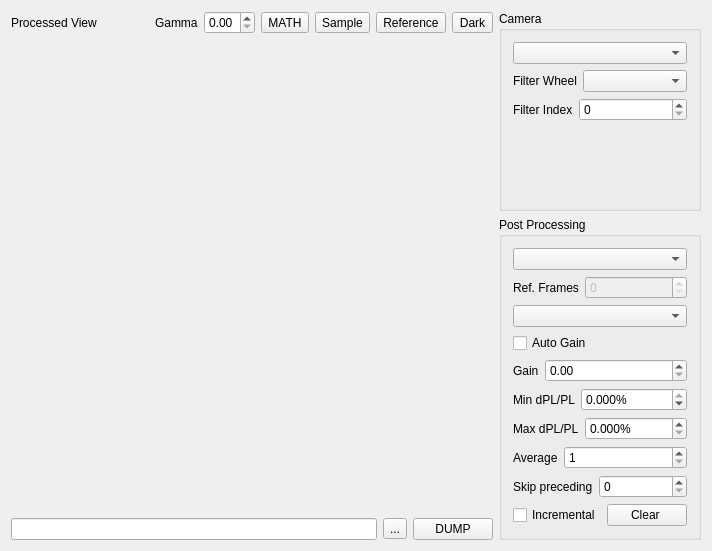
The window that modules/optics/odmrimagingform.ui (northriv/KAME) describes before a commit, drawn with Qt 5.
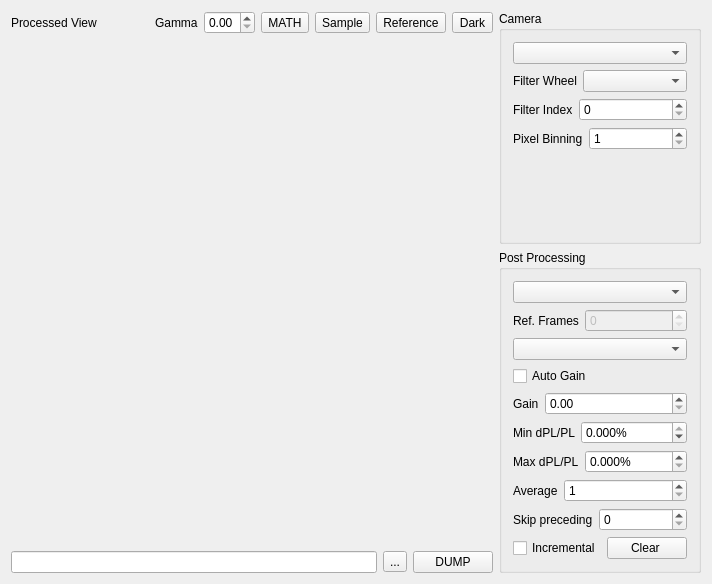
The same window after the commit. Custom widgets are drawn as their Qt base class.

The edit to the form file:
```diff
--- a/modules/optics/odmrimagingform.ui
+++ b/modules/optics/odmrimagingform.ui
@@ -7,7 +7,7 @@
     <x>0</x>
     <y>0</y>
     <width>712</width>
-    <height>551</height>
+    <height>584</height>
    </rect>
   </property>
   <property name="windowTitle">
@@ -451,6 +451,36 @@
          </item>
         </layout>
        </item>
+       <item>
+        <layout class="QHBoxLayout" name="horizontalLayout_2">
+         <item>
+          <widget class="QLabel" name="textLabel1_2_5_3_3_7">
+           <property name="sizePolicy">
+            <sizepolicy hsizetype="Fixed" vsizetype="Preferred">
+             <horstretch>0</horstretch>
+             <verstretch>0</verstretch>
+            </sizepolicy>
+           </property>
+           <property name="text">
+            <string>Pixel Binning</string>
+           </property>
+           <property name="wordWrap">
+            <bool>false</bool>
+           </property>
+          </widget>
+         </item>
+         <item>
+          <widget class="QSpinBox" name="m_spbBinning">
+           <property name="minimum">
+            <number>1</number>
+           </property>
+           <property name="maximum">
+            <number>5</number>
+           </property>
+          </widget>
+         </item>
+        </layout>
+       </item>
        <item>
         <spacer name="verticalSpacer">
          <property name="orientation">
```
Left out of the diff: 2 changed lines with no effect on the pictures.
